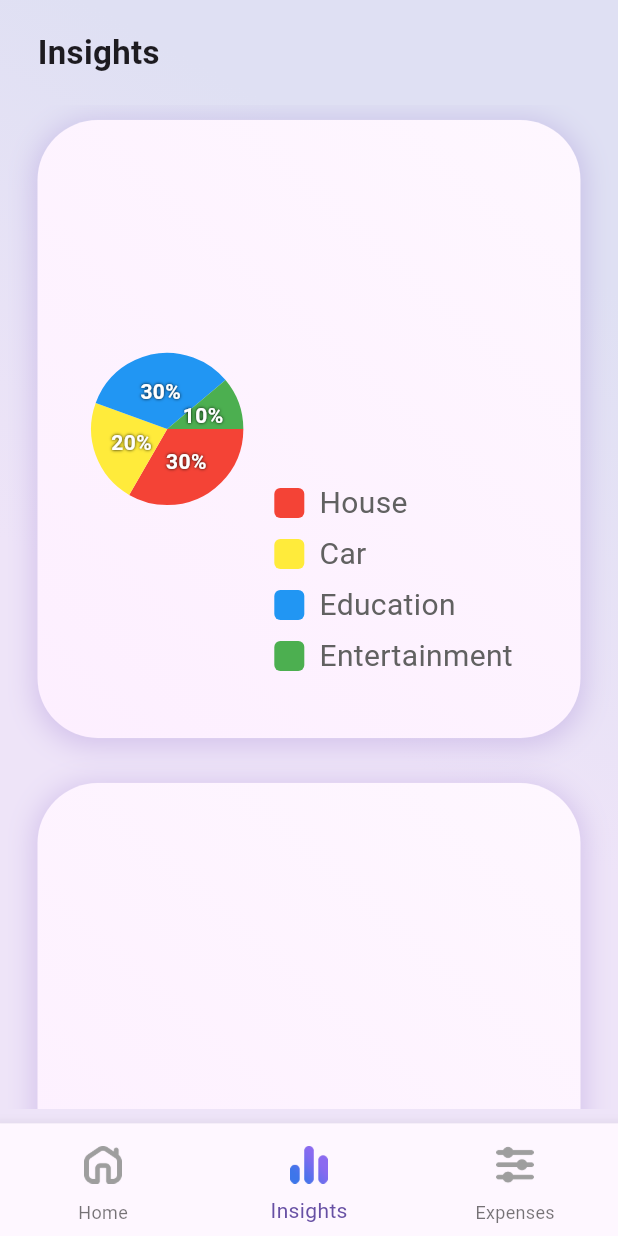
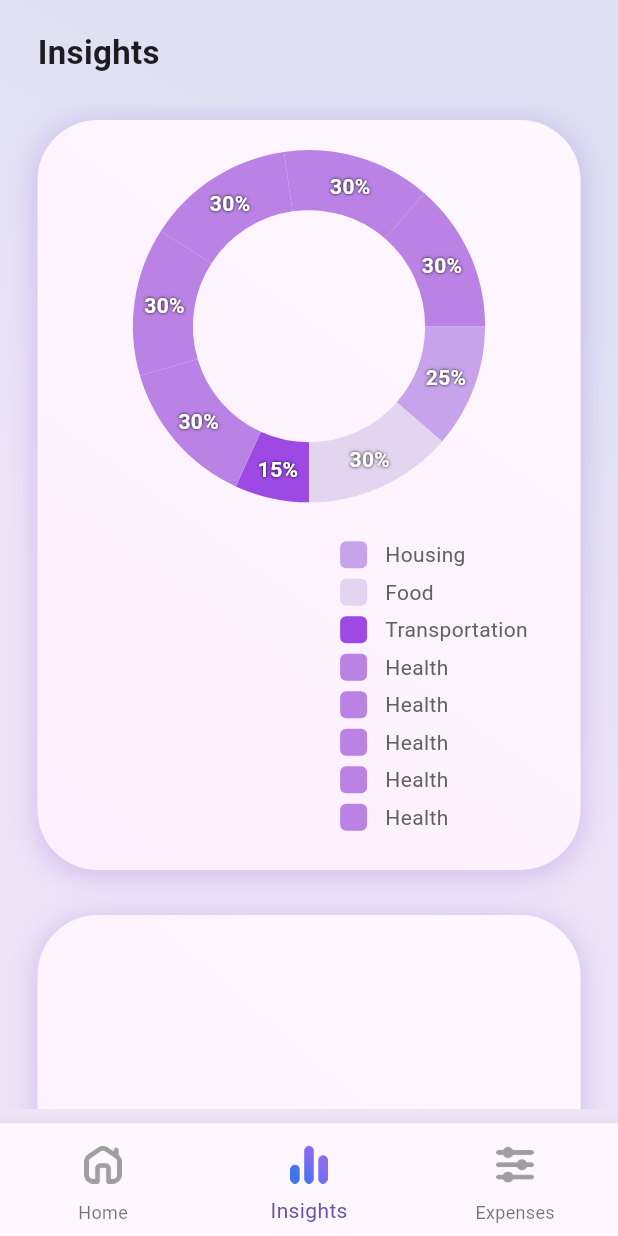
Before and after one commit to MartinPHt/income-tally, a Flutter app: the screen it shows after launch, item 2 of the bottom bar chosen, on a phone screen of 412 x 824 dp. Run offline on Flutter 3.47's test engine with Material 3 defaults, Android fonts, the light colour scheme and no system bars; drawn by our look-alikes of fl_chart.

Commit message:
Updated pie chart to have a responsive layout based on available space. Created expense model and data controller containing data notifiers which will be used for generating data on the charts.

```diff
--- /dev/null
+++ b/lib/Models/expense_model.dart
@@ -0,0 +1,20 @@
+class ExpenseModel {
+  final String title;
+  final double total;
+  final ExpenseCategory category;
+  final bool isRecurring;
+
+  ExpenseModel({required this.title, required this.total, required this.category, required this.isRecurring});
+
+}
+
+enum ExpenseCategory {
+  Housing,
+  Food,
+  Transportation,
+  Health,
+  Education,
+  Entertainment,
+  Clothing,
+  Other
+}
--- a/lib/services/acomm.dart
+++ /dev/null
@@ -1,9 +0,0 @@
-class AComm {
-  static final AComm instance = AComm._internal();
-
-  factory AComm() {
-    return instance;
-  }
-
-  AComm._internal();
-}
--- /dev/null
+++ b/lib/services/data_controller.dart
@@ -0,0 +1,20 @@
+import 'package:flutter/cupertino.dart';
+
+class DataController {
+  final ValueNotifier<Map<String, double>> eachTpeExpensesNotifier =
+      ValueNotifier({});
+  final ValueNotifier<Map<String, double>> avgMonthlyExpensesNotifier =
+      ValueNotifier({});
+
+  static final DataController instance = DataController._internal();
+
+  factory DataController() {
+    return instance;
+  }
+
+  DataController._internal() {
+    //TODO: Initialize connection to the database
+
+    //UpdateNotifiers
+  }
+}
--- a/lib/views/insights_page.dart
+++ b/lib/views/insights_page.dart
@@ -23,20 +23,57 @@ class InsidesPageState extends State<InsidesPage> {
           Wrap(
             children: [
               RoundedContainer(
-                padding: const EdgeInsets.all(30),
+                padding: const EdgeInsets.all(20),
                 height: MediaQuery.of(context).size.height / graphCount,
-                constraints: const BoxConstraints(minHeight: 300, minWidth: 1300),
-                margin:
-                const EdgeInsets.only(left: 20, top: 10, right: 20, bottom: 20),
+                constraints:
+                    const BoxConstraints(minHeight: 500, minWidth: 1300),
+                margin: const EdgeInsets.only(
+                    left: 20, top: 10, right: 20, bottom: 20),
                 child: Row(
                   children: [
                     Expanded(
                       child: CustomPieChart(
                         dataSet: [
-                          PieChartDataEntity(value: 30, color: Colors.red, title: '30%', legendHeader: 'House'),
-                          PieChartDataEntity(value: 20, color: Colors.yellow, title: '20%', legendHeader: 'Car'),
-                          PieChartDataEntity(value: 30, color: Colors.blue, title: '30%', legendHeader: 'Education'),
-                          PieChartDataEntity(value: 10, color: Colors.green, title: '10%', legendHeader: 'Entertainment'),
+                          PieChartDataEntity(
+                              value: 25,
+                              color: const Color(0xffc6a3ea),
+                              title: '25%',
+                              legendHeader: 'Housing'),
+                          PieChartDataEntity(
+                              value: 30,
+                              color: const Color(0xffe3d4ef),
+                              title: '30%',
+                              legendHeader: 'Food'),
+                          PieChartDataEntity(
+                              value: 15,
+                              color: const Color(0xff9d49e4),
+                              title: '15%',
+                              legendHeader: 'Transportation'),
+                          PieChartDataEntity(
+                              value: 30,
+                              color: const Color(0xffba82e4),
+                              title: '30%',
+                              legendHeader: 'Health'),
+                          PieChartDataEntity(
+                              value: 30,
+                              color: const Color(0xffba82e4),
+                              title: '30%',
+                              legendHeader: 'Health'),
+                          PieChartDataEntity(
+                              value: 30,
+                              color: const Color(0xffba82e4),
+                              title: '30%',
+                              legendHeader: 'Health'),
+                          PieChartDataEntity(
+                              value: 30,
+                              color: const Color(0xffba82e4),
+                              title: '30%',
+                              legendHeader: 'Health'),
+                          PieChartDataEntity(
+                              value: 30,
+                              color: const Color(0xffba82e4),
+                              title: '30%',
+                              legendHeader: 'Health'),
                         ],
                         //centerSpaceRadius: 1,
                       ),
@@ -57,7 +94,6 @@ class InsidesPageState extends State<InsidesPage> {
               ),
             ],
           ),
-
         ]));
   }
 }
--- a/lib/widgets/pie_chart.dart
+++ b/lib/widgets/pie_chart.dart
@@ -17,20 +17,27 @@ class _CustomPieChartState extends State<CustomPieChart> {
 
   @override
   Widget build(BuildContext context) {
-    return Row(
-      crossAxisAlignment: CrossAxisAlignment.end,
-      children: [
-        Flexible(
-          fit: FlexFit.tight,
-          child: LayoutBuilder(
-            builder: (context, constraints) {
-              final dynamicRadius =
-                  (constraints.maxWidth < constraints.maxHeight
-                          ? constraints.maxWidth
-                          : constraints.maxHeight) *
-                      0.45;
+    return LayoutBuilder(builder: (context, constraints) {
+      final bool isPortrait = constraints.maxWidth < constraints.maxHeight;
+      final EdgeInsets internalChartMargin = isPortrait ? const EdgeInsets.only(bottom: 10) : const EdgeInsets.only(right: 30);
+      double legendMarkerSize = 20;
+      double selectedLegendMarkerSize = 24;
+      double legendMarkerBottomDistance = 10;
+      double selectedLegendMarkerBottomDistance = 6;
+      double legendTitleFontSize = 20;
+      if (constraints.maxHeight < 500 ) {
+        legendTitleFontSize = 14;
+        legendMarkerSize = 18;
+        selectedLegendMarkerSize = 20;
+        legendMarkerBottomDistance = 12;
+        selectedLegendMarkerBottomDistance = 10;
+      }
 
-              return PieChart(
+      List<Widget> widgetTree = [
+        Expanded(
+          child: Container(
+            margin: internalChartMargin,
+            child: PieChart(
               PieChartData(
                 pieTouchData: PieTouchData(
                   touchCallback: (event, pieTouchResponse) {
@@ -41,27 +48,26 @@ class _CustomPieChartState extends State<CustomPieChart> {
                         pieChartTouchedIndex = -1;
                         return;
                       }
-                        pieChartTouchedIndex = pieTouchResponse
-                            .touchedSection!.touchedSectionIndex;
+                      pieChartTouchedIndex =
+                          pieTouchResponse.touchedSection!.touchedSectionIndex;
                     });
                   },
                 ),
-                  centerSpaceRadius: 0,
                 sectionsSpace: 0,
-                  sections: showingSections(dynamicRadius),
+                sections: showingSections(),
               ),
-              );
-            },
+            ),
           ),
         ),
         IntrinsicHeight(
           child: IntrinsicWidth(
             child: Container(
-              margin: const EdgeInsets.only(left: 15, top: 15, right: 15, bottom: 5),
+              margin: const EdgeInsets.only(
+                  left: 15, top: 15, right: 15, bottom: 0),
               child: Column(
                 children: List.generate(widget.dataSet.length, (i) {
                   var dataEntity = widget.dataSet[i];
-
+                  bool isSelected = i == pieChartTouchedIndex;
                   return Column(
                     children: [
                       Row(
@@ -70,20 +76,23 @@ class _CustomPieChartState extends State<CustomPieChart> {
                             decoration: BoxDecoration(
                                 borderRadius: BorderRadius.circular(4),
                                 color: dataEntity.color),
-                            width: 20,
-                            height: 20,
+                            width: isSelected ? selectedLegendMarkerSize : legendMarkerSize,
+                            height: isSelected ? selectedLegendMarkerSize : legendMarkerSize,
                           ),
-                          const SizedBox(
-                            width: 10,
+                          SizedBox(
+                            width: isSelected ? selectedLegendMarkerBottomDistance : legendMarkerBottomDistance,
                           ),
                           Expanded(
                               child: Text(
                             dataEntity.legendHeader,
-                            style: TextStyle(fontSize: 20, color: Colors.grey[700]),
+                            style: TextStyle(
+                                fontSize: legendTitleFontSize, color: Colors.grey[700]),
                           ))
                         ],
                       ),
-                      const SizedBox(height: 5,)
+                      const SizedBox(
+                        height: 5,
+                      )
                     ],
                   );
                 }),
@@ -91,15 +100,25 @@ class _CustomPieChartState extends State<CustomPieChart> {
             ),
           ),
         )
-      ],
+      ];
+
+      return isPortrait
+          ? Column(
+              crossAxisAlignment: CrossAxisAlignment.end,
+              children: widgetTree,
+            )
+          : Row(
+              crossAxisAlignment: CrossAxisAlignment.end,
+              children: widgetTree,
             );
+    });
   }
 
-  List<PieChartSectionData> showingSections(double dynamicRadius) {
+  List<PieChartSectionData> showingSections() {
     return List.generate(widget.dataSet.length, (i) {
       final isTouched = i == pieChartTouchedIndex;
       final fontSize = isTouched ? 20.0 : 14.0;
-      final radius = isTouched ? dynamicRadius + 10 : dynamicRadius;
+      //final radius = isTouched ? dynamicRadius + 5 : dynamicRadius;
       const shadows = [Shadow(color: Colors.black, blurRadius: 2)];
 
       var dataEntity = widget.dataSet[i];
@@ -108,7 +127,7 @@ class _CustomPieChartState extends State<CustomPieChart> {
           color: dataEntity.color,
           value: dataEntity.value,
           title: dataEntity.title,
-          radius: radius,
+          //radius: radius,
           titleStyle: TextStyle(
               fontSize: fontSize,
               fontWeight: FontWeight.bold,
```
Lines whose indentation alone changed are shown as unchanged.
